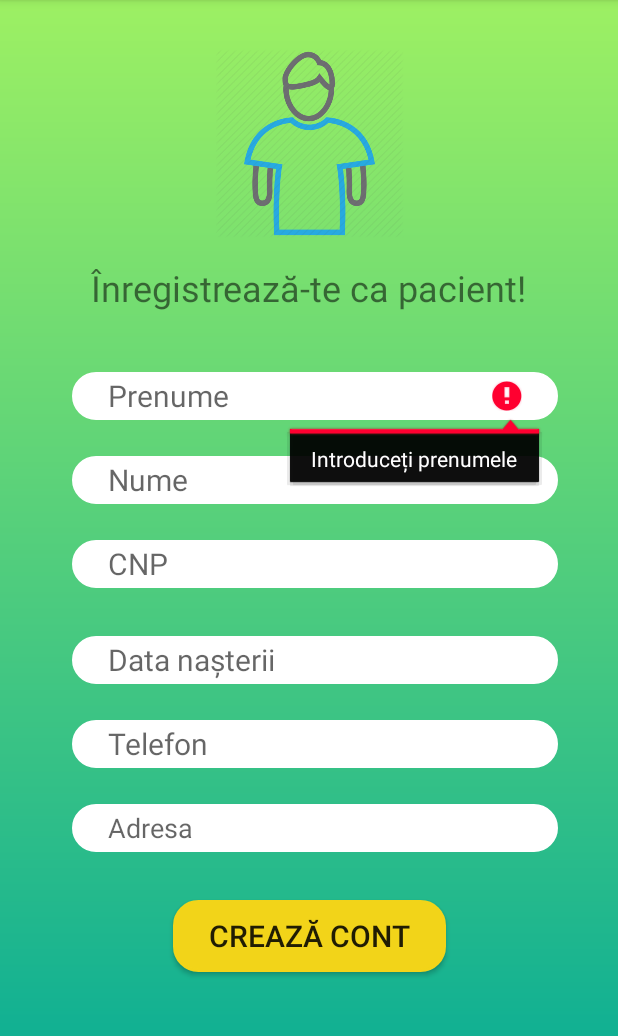
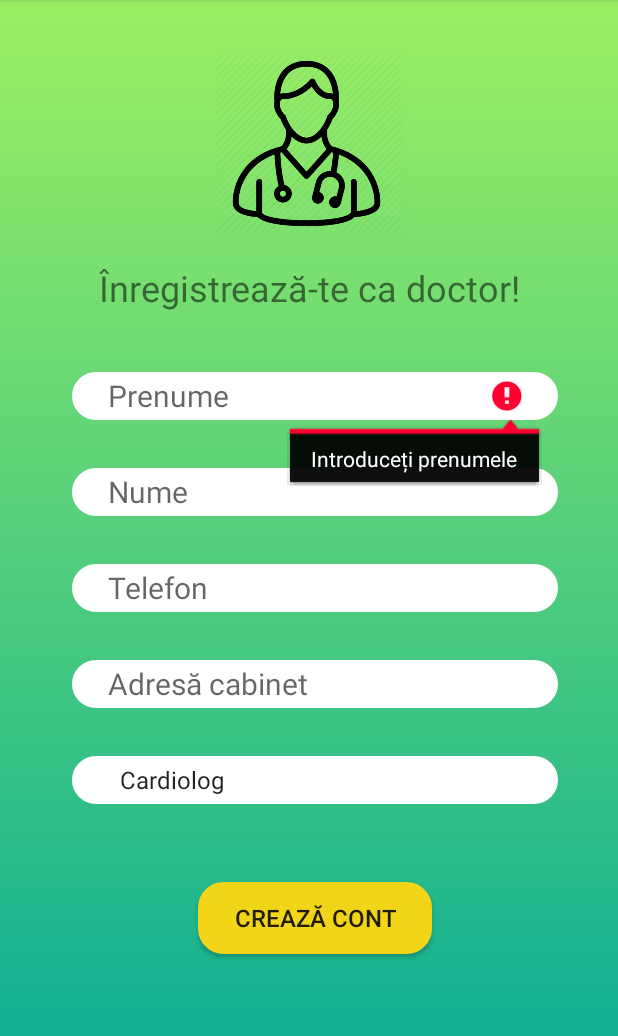
Before and after one commit to AndreiBisoc/medProject, an Android app: the RegisterDoctorActivity screen opened directly, with no data from a screen before it, after a tap on "CREAZĂ CONT", on a phone screen of 412 x 824 dp, the part 84-1120 px from its top. Run offline under Robolectric (Android 15) with nearby library versions, the phone set to English and light mode, and no system bars; our stand-ins replace Firebase (no records; nobody signed in at launch, a user with empty details on screens opened directly).

Commit message:
register doctor

```diff
--- a/app/src/main/java/com/example/medproject/RegisterActivity.java
+++ b/app/src/main/java/com/example/medproject/RegisterActivity.java
@@ -9,6 +9,7 @@ import android.widget.Button;
 import android.widget.EditText;
 import android.widget.RadioGroup;
 
+import com.example.medproject.auth.RegisterDoctorActivity;
 import com.example.medproject.auth.RegisterPacientActivity;
 import com.example.medproject.ui.login.LoginActivity;
 
@@ -66,7 +67,7 @@ public class RegisterActivity extends AppCompatActivity {
         Class nextPage;
 
         switch(type){
-            case "doctor": nextPage = DoctorRegisterActivity.class;
+            case "doctor": nextPage = RegisterDoctorActivity.class;
                 break;
             case "patient": nextPage = RegisterPacientActivity.class;
                 break;
--- a/app/src/main/java/com/example/medproject/auth/RegisterPacientActivity.java
+++ b/app/src/main/java/com/example/medproject/auth/RegisterDoctorActivity.java
@@ -1,14 +1,13 @@
 package com.example.medproject.auth;
 
-import android.app.DatePickerDialog;
 import android.content.Intent;
 import android.os.Bundle;
-import android.os.PersistableBundle;
 import android.view.View;
+import android.widget.ArrayAdapter;
 import android.widget.Button;
-import android.widget.DatePicker;
 import android.widget.EditText;
 import android.widget.ProgressBar;
+import android.widget.Spinner;
 import android.widget.Toast;
 
 import androidx.annotation.NonNull;
@@ -16,6 +15,7 @@ import androidx.annotation.Nullable;
 import androidx.appcompat.app.AppCompatActivity;
 
 import com.example.medproject.R;
+import com.example.medproject.data.model.Doctor;
 import com.example.medproject.data.model.Patient;
 import com.google.android.gms.tasks.OnCompleteListener;
 import com.google.android.gms.tasks.Task;
@@ -25,24 +25,23 @@ import com.google.firebase.database.FirebaseDatabase;
 
 import java.util.Calendar;
 
-public class RegisterPacientActivity extends AppCompatActivity implements View.OnClickListener {
-    private EditText txtPrenume, txtNume, txtCNP, txtTelefon, txtDataNastere, txtAdresa;
+public class RegisterDoctorActivity extends AppCompatActivity implements View.OnClickListener {
+    private EditText txtPrenume, txtNume, txtTelefon, txtAdresaCabinet;
+    private Spinner txtSpinnerSpecialization;
     private ProgressBar progressBar;
     private Button registerButton;
     private FirebaseAuth mAuth;
-    private DatePickerDialog picker;
 
     @Override
     protected void onCreate(@Nullable Bundle savedInstanceState) {
         super.onCreate(savedInstanceState);
-        setContentView(R.layout.activity_patient_register);
+        setContentView(R.layout.activity_doctor_register);
 
         txtPrenume = findViewById(R.id.firstName);
         txtNume = findViewById(R.id.lastName);
-        txtCNP = findViewById(R.id.CNP);
         txtTelefon = findViewById(R.id.phone);
-        txtDataNastere = findViewById(R.id.birthDate);
-        txtAdresa = findViewById(R.id.address);
+        txtAdresaCabinet = findViewById(R.id.address);
+        txtSpinnerSpecialization = findViewById(R.id.specialization);
         progressBar = findViewById(R.id.progressBar);
         progressBar.setVisibility(View.GONE);
 
@@ -51,27 +50,6 @@ public class RegisterPacientActivity extends AppCompatActivity implements View.O
         registerButton = findViewById(R.id.registerButton);
         registerButton.setOnClickListener(this);
         registerButton.setEnabled(true);
-
-        txtDataNastere.setOnClickListener(new View.OnClickListener() {
-            @Override
-            public void onClick(View v) {
-                final Calendar cldr = Calendar.getInstance();
-
-                int day = cldr.get(Calendar.DAY_OF_MONTH);
-                int month = cldr.get(Calendar.MONTH);
-                int year = cldr.get(Calendar.YEAR);
-                // date picker dialog
-                picker = new DatePickerDialog(RegisterPacientActivity.this,
-                        new DatePickerDialog.OnDateSetListener() {
-                            @Override
-                            public void onDateSet(DatePicker view, int year, int monthOfYear, int dayOfMonth) {
-                                txtDataNastere.setText(dayOfMonth + "/" + (monthOfYear + 1) + "/" + year);
-                            }
-                        }, year, month, day);
-                picker.show();
-            }
-        });
-
 
     }
 
@@ -97,14 +75,13 @@ public class RegisterPacientActivity extends AppCompatActivity implements View.O
 
         final String prenume = txtPrenume.getText().toString().trim();
         final String nume = txtNume.getText().toString().trim();
-        final String CNP = txtCNP.getText().toString().trim();
         final String telefon = txtTelefon.getText().toString().trim();
-        final String dataNastere = txtDataNastere.getText().toString().trim();
-        final String adresa = txtAdresa.getText().toString().trim();
+        final String adresaCabinet = txtAdresaCabinet.getText().toString().trim();
+        final String specialization = txtSpinnerSpecialization.getSelectedItem().toString();
         final String email = intent.getStringExtra("EMAIL");
         final String password = intent.getStringExtra("PASSWORD");
 
-        if(validareRegisterPacient(prenume, nume, CNP, dataNastere, telefon, adresa) == true){
+        if(validareRegisterPacient(prenume, nume, telefon, adresaCabinet) == true){
             return;
         }
 
@@ -115,32 +92,32 @@ public class RegisterPacientActivity extends AppCompatActivity implements View.O
                     public void onComplete(@NonNull Task<AuthResult> task) {
                         progressBar.setVisibility(View.GONE);
                         if(task.isSuccessful()){
-                            Patient pacient = new Patient(email, prenume, nume, dataNastere, telefon, adresa, CNP);
+                            Doctor doctor = new Doctor(email, prenume, nume, specialization, telefon, adresaCabinet);
 
-                            FirebaseDatabase.getInstance().getReference("patients")
+                            FirebaseDatabase.getInstance().getReference("Doctors")
                                     .child(FirebaseAuth.getInstance().getCurrentUser().getUid())
-                                    .setValue(pacient).addOnCompleteListener(new OnCompleteListener<Void>() {
+                                    .setValue(doctor).addOnCompleteListener(new OnCompleteListener<Void>() {
                                 @Override
                                 public void onComplete(@NonNull Task<Void> task) {
                                     progressBar.setVisibility(View.GONE);
                                     if(task.isSuccessful()){
-                                        Toast.makeText(RegisterPacientActivity.this, "Înregistrarea a avut loc cu succes", Toast.LENGTH_LONG).show();
+                                        Toast.makeText(RegisterDoctorActivity.this, "Înregistrarea a avut loc cu succes", Toast.LENGTH_LONG).show();
                                     }
                                     else{
-                                        Toast.makeText(RegisterPacientActivity.this, "Înregistrarea nu a putut avea loc", Toast.LENGTH_LONG).show();
+                                        Toast.makeText(RegisterDoctorActivity.this, "Înregistrarea nu a putut avea loc", Toast.LENGTH_LONG).show();
                                     }
                                 }
                             });
                         }
                         else{
-                            Toast.makeText(RegisterPacientActivity.this, task.getException().getMessage(), Toast.LENGTH_LONG).show();
+                            Toast.makeText(RegisterDoctorActivity.this, task.getException().getMessage(), Toast.LENGTH_LONG).show();
                         }
                     }
                 });
 
     }
 
-    private boolean validareRegisterPacient(String prenume, String nume, String CNP, String dataNastere, String telefon, String adresa){
+    private boolean validareRegisterPacient(String prenume, String nume, String telefon, String adresaCabinet){
 
         if(prenume.isEmpty()){
             txtPrenume.setError("Introduceți prenumele");
@@ -151,23 +128,6 @@ public class RegisterPacientActivity extends AppCompatActivity implements View.O
         if(nume.isEmpty()){
             txtNume.setError("Introduceți numele");
             txtNume.requestFocus();
-            return true;
-        }
-
-        if(CNP.isEmpty()){
-            txtCNP.setError("Introduceți CNP");
-            txtCNP.requestFocus();
-            return true;
-        }
-        if(CNP.length() != 13){
-            txtCNP.setError("Introduceți un CNP valid");
-            txtCNP.requestFocus();
-            return true;
-        }
-
-        if(dataNastere.isEmpty()){
-            txtDataNastere.setError("Introduceți data nașterii");
-            txtDataNastere.requestFocus();
             return true;
         }
 
@@ -182,9 +142,9 @@ public class RegisterPacientActivity extends AppCompatActivity implements View.O
             return true;
         }
 
-        if(adresa.isEmpty()){
-            txtAdresa.setError("Introduceți adresa");
-            txtAdresa.requestFocus();
+        if(adresaCabinet.isEmpty()){
+            txtAdresaCabinet.setError("Introduceți adresa");
+            txtAdresaCabinet.requestFocus();
             return true;
         }
         return false;
--- a/app/src/main/res/layout/activity_doctor_register.xml
+++ b/app/src/main/res/layout/activity_doctor_register.xml
@@ -76,24 +76,6 @@
             app:layout_constraintStart_toStartOf="parent"
             app:layout_constraintTop_toBottomOf="@+id/firstName" />
 
-        <Spinner
-            android:id="@+id/specialization"
-            android:layout_width="match_parent"
-            android:layout_height="wrap_content"
-            android:layout_marginStart="32dp"
-            android:layout_marginLeft="32dp"
-            android:layout_marginTop="32dp"
-            android:layout_marginEnd="24dp"
-            android:layout_marginRight="24dp"
-            android:background="@drawable/input_field"
-            android:entries="@array/doctors_specializations"
-            android:prompt="@string/introdu_spec"
-            android:textSize="20sp"
-            app:layout_constraintEnd_toEndOf="parent"
-            app:layout_constraintHorizontal_bias="0.375"
-            app:layout_constraintStart_toStartOf="parent"
-            app:layout_constraintTop_toBottomOf="@+id/phone" />
-
         <EditText
             android:id="@+id/phone"
             android:layout_width="0dp"
@@ -112,6 +94,43 @@
             app:layout_constraintStart_toStartOf="parent"
             app:layout_constraintTop_toBottomOf="@+id/lastName" />
 
+        <EditText
+            android:id="@+id/address"
+            android:layout_width="0dp"
+            android:layout_height="32dp"
+            android:layout_marginStart="32dp"
+            android:layout_marginLeft="32dp"
+            android:layout_marginTop="32dp"
+            android:layout_marginEnd="24dp"
+            android:layout_marginRight="24dp"
+            android:background="@drawable/input_field"
+            android:hint="@string/adresa_cabinet"
+            android:imeActionLabel="@string/adresa_cabinet"
+            android:selectAllOnFocus="true"
+            android:textSize="20sp"
+            app:layout_constraintEnd_toEndOf="parent"
+            app:layout_constraintStart_toStartOf="parent"
+            app:layout_constraintTop_toBottomOf="@+id/phone" />
+
+        <Spinner
+            android:id="@+id/specialization"
+            android:layout_width="match_parent"
+            android:layout_height="wrap_content"
+            android:layout_marginStart="32dp"
+            android:layout_marginLeft="32dp"
+            android:layout_marginTop="32dp"
+            android:layout_marginEnd="24dp"
+            android:layout_marginRight="24dp"
+            android:background="@drawable/input_field"
+            android:entries="@array/doctors_specializations"
+            android:hint="pulaaa"
+            android:prompt="@string/introdu_spec"
+            android:textSize="20sp"
+            app:layout_constraintEnd_toEndOf="parent"
+            app:layout_constraintHorizontal_bias="0.375"
+            app:layout_constraintStart_toStartOf="parent"
+            app:layout_constraintTop_toBottomOf="@+id/address" />
+
         <Button
             android:id="@+id/registerButton"
             android:layout_width="wrap_content"
@@ -126,5 +145,16 @@
             app:layout_constraintStart_toStartOf="@+id/specialization"
             app:layout_constraintTop_toBottomOf="@+id/specialization" />
 
+        <ProgressBar
+            android:id="@+id/progressBar"
+            style="?android:attr/progressBarStyle"
+            android:layout_width="69dp"
+            android:layout_height="69dp"
+            app:layout_constraintBottom_toBottomOf="parent"
+            app:layout_constraintEnd_toEndOf="parent"
+            app:layout_constraintStart_toStartOf="parent"
+            app:layout_constraintTop_toTopOf="parent" />
+
+
     </androidx.constraintlayout.widget.ConstraintLayout>
 </ScrollView>
--- a/app/src/main/res/layout/activity_patient_register.xml
+++ b/app/src/main/res/layout/activity_patient_register.xml
@@ -165,8 +165,8 @@
         <ProgressBar
             android:id="@+id/progressBar"
             style="?android:attr/progressBarStyle"
-            android:layout_width="79dp"
-            android:layout_height="71dp"
+            android:layout_width="69dp"
+            android:layout_height="69dp"
             app:layout_constraintBottom_toBottomOf="parent"
             app:layout_constraintEnd_toEndOf="parent"
             app:layout_constraintStart_toStartOf="parent"
--- a/app/src/main/res/values/strings.xml
+++ b/app/src/main/res/values/strings.xml
@@ -35,17 +35,18 @@
     <string name="delete_drug">Delete Drug</string>
 
     <string name="introdu_spec">Alege specializare</string>
+    <string name="adresa_cabinet">Adresă cabinet</string>
     <string-array name="doctors_specializations">
-        <item>cardiolog</item>
-        <item>chirurg</item>
-        <item>dermatolog</item>
-        <item>endocrinolog</item>
-        <item>hematolog</item>
-        <item>medic de familie</item>
-        <item>neurolog</item>
-        <item>oncolog</item>
-        <item>pediatru</item>
-        <item>psiholog</item>
-        <item>psihiatru</item>
+        <item>Cardiolog</item>
+        <item>Chirurg</item>
+        <item>Dermatolog</item>
+        <item>Endocrinolog</item>
+        <item>Hematolog</item>
+        <item>Medic de familie</item>
+        <item>Neurolog</item>
+        <item>Oncolog</item>
+        <item>Pediatru</item>
+        <item>Psiholog</item>
+        <item>Psihiatru</item>
     </string-array>
 </resources>
```
Also changed, not shown: app/src/main/AndroidManifest.xml (+5 -2 lines), app/src/main/java/com/example/medproject/data/model/Doctor.java (+13 -11 lines).
